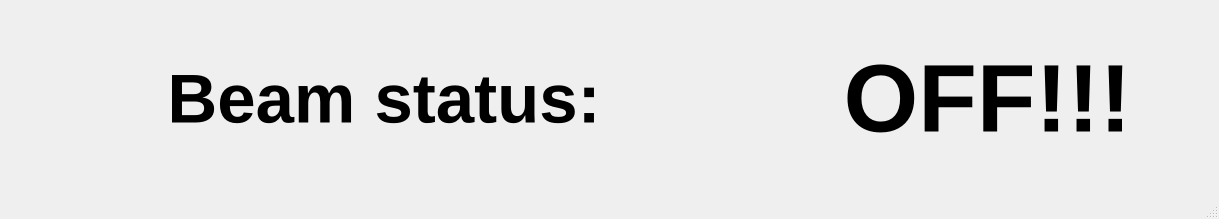
Above: mainwindow.ui from yamedvedya/beam_monitor before the change. Below: the same form after it.
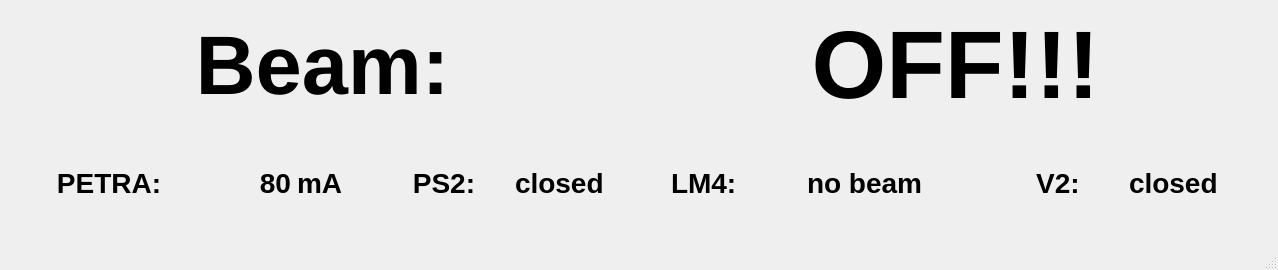
That is the form after the change.

Diff of the .ui file:
```diff
--- a/mainwindow.ui
+++ b/mainwindow.ui
@@ -6,32 +6,34 @@
    <rect>
     <x>0</x>
     <y>0</y>
-    <width>1219</width>
-    <height>219</height>
+    <width>1278</width>
+    <height>270</height>
    </rect>
   </property>
   <property name="windowTitle">
    <string>MainWindow</string>
   </property>
   <widget class="QWidget" name="centralwidget">
+   <layout class="QVBoxLayout" name="verticalLayout">
+    <item>
    <layout class="QHBoxLayout" name="horizontalLayout">
     <item>
      <widget class="QLabel" name="label">
       <property name="minimumSize">
        <size>
-        <width>750</width>
+          <width>500</width>
         <height>0</height>
        </size>
       </property>
       <property name="font">
        <font>
-        <pointsize>52</pointsize>
+          <pointsize>62</pointsize>
         <weight>75</weight>
         <bold>true</bold>
        </font>
       </property>
       <property name="text">
-       <string>Beam status:</string>
+         <string>Beam:</string>
       </property>
       <property name="alignment">
        <set>Qt::AlignCenter</set>
@@ -56,6 +58,216 @@
      </widget>
     </item>
    </layout>
+    </item>
+    <item>
+     <layout class="QHBoxLayout" name="horizontalLayout_2">
+      <item>
+       <widget class="QLabel" name="lbPetraC">
+        <property name="minimumSize">
+         <size>
+          <width>200</width>
+          <height>0</height>
+         </size>
+        </property>
+        <property name="font">
+         <font>
+          <pointsize>21</pointsize>
+          <weight>75</weight>
+          <bold>true</bold>
+         </font>
+        </property>
+        <property name="text">
+         <string>PETRA:</string>
+        </property>
+        <property name="alignment">
+         <set>Qt::AlignCenter</set>
+        </property>
+       </widget>
+      </item>
+      <item>
+       <widget class="QLabel" name="lbPetra">
+        <property name="minimumSize">
+         <size>
+          <width>75</width>
+          <height>0</height>
+         </size>
+        </property>
+        <property name="font">
+         <font>
+          <pointsize>21</pointsize>
+          <weight>75</weight>
+          <bold>true</bold>
+         </font>
+        </property>
+        <property name="text">
+         <string>80</string>
+        </property>
+        <property name="alignment">
+         <set>Qt::AlignRight|Qt::AlignTrailing|Qt::AlignVCenter</set>
+        </property>
+       </widget>
+      </item>
+      <item>
+       <widget class="QLabel" name="lbPetraA">
+        <property name="minimumSize">
+         <size>
+          <width>75</width>
+          <height>0</height>
+         </size>
+        </property>
+        <property name="font">
+         <font>
+          <pointsize>21</pointsize>
+          <weight>75</weight>
+          <bold>true</bold>
+         </font>
+        </property>
+        <property name="text">
+         <string>mA</string>
+        </property>
+        <property name="alignment">
+         <set>Qt::AlignLeading|Qt::AlignLeft|Qt::AlignVCenter</set>
+        </property>
+       </widget>
+      </item>
+      <item>
+       <widget class="QLabel" name="lbPS2C">
+        <property name="minimumSize">
+         <size>
+          <width>130</width>
+          <height>0</height>
+         </size>
+        </property>
+        <property name="font">
+         <font>
+          <pointsize>21</pointsize>
+          <weight>75</weight>
+          <bold>true</bold>
+         </font>
+        </property>
+        <property name="text">
+         <string>PS2:</string>
+        </property>
+        <property name="alignment">
+         <set>Qt::AlignCenter</set>
+        </property>
+       </widget>
+      </item>
+      <item>
+       <widget class="QLabel" name="lbPS2">
+        <property name="minimumSize">
+         <size>
+          <width>150</width>
+          <height>0</height>
+         </size>
+        </property>
+        <property name="font">
+         <font>
+          <pointsize>21</pointsize>
+          <weight>75</weight>
+          <bold>true</bold>
+         </font>
+        </property>
+        <property name="text">
+         <string>closed</string>
+        </property>
+        <property name="alignment">
+         <set>Qt::AlignLeading|Qt::AlignLeft|Qt::AlignVCenter</set>
+        </property>
+       </widget>
+      </item>
+      <item>
+       <widget class="QLabel" name="label_2">
+        <property name="minimumSize">
+         <size>
+          <width>130</width>
+          <height>0</height>
+         </size>
+        </property>
+        <property name="font">
+         <font>
+          <pointsize>21</pointsize>
+          <weight>75</weight>
+          <bold>true</bold>
+         </font>
+        </property>
+        <property name="text">
+         <string>LM4:</string>
+        </property>
+       </widget>
+      </item>
+      <item>
+       <widget class="QLabel" name="lbLM4">
+        <property name="minimumSize">
+         <size>
+          <width>180</width>
+          <height>0</height>
+         </size>
+        </property>
+        <property name="font">
+         <font>
+          <pointsize>21</pointsize>
+          <weight>75</weight>
+          <bold>true</bold>
+         </font>
+        </property>
+        <property name="text">
+         <string>no beam</string>
+        </property>
+        <property name="alignment">
+         <set>Qt::AlignLeading|Qt::AlignLeft|Qt::AlignVCenter</set>
+        </property>
+       </widget>
+      </item>
+      <item>
+       <widget class="QLabel" name="lbV2C">
+        <property name="minimumSize">
+         <size>
+          <width>130</width>
+          <height>0</height>
+         </size>
+        </property>
+        <property name="font">
+         <font>
+          <pointsize>21</pointsize>
+          <weight>75</weight>
+          <bold>true</bold>
+         </font>
+        </property>
+        <property name="text">
+         <string>V2:</string>
+        </property>
+        <property name="alignment">
+         <set>Qt::AlignCenter</set>
+        </property>
+       </widget>
+      </item>
+      <item>
+       <widget class="QLabel" name="lbV2">
+        <property name="minimumSize">
+         <size>
+          <width>140</width>
+          <height>0</height>
+         </size>
+        </property>
+        <property name="font">
+         <font>
+          <pointsize>21</pointsize>
+          <weight>75</weight>
+          <bold>true</bold>
+         </font>
+        </property>
+        <property name="text">
+         <string>closed</string>
+        </property>
+        <property name="alignment">
+         <set>Qt::AlignLeading|Qt::AlignLeft|Qt::AlignVCenter</set>
+        </property>
+       </widget>
+      </item>
+     </layout>
+    </item>
+   </layout>
   </widget>
   <widget class="QMenuBar" name="menubar">
    <property name="geometry">
```
Left out of the diff: 2 changed lines with no effect on the pictures. Lines whose indentation alone changed are shown as unchanged.
